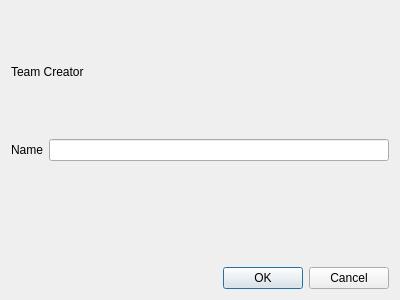
This is teamcreator.ui in Keuwa/Hackathon4fun as Qt 5 draws it before an edit. The edited form follows.
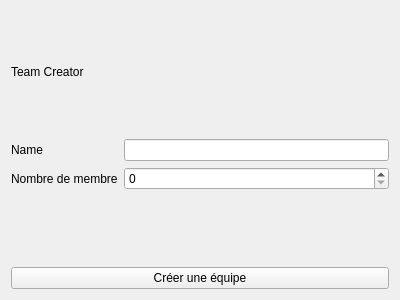
This is the edited form.

Diff of the .ui file:
```diff
--- a/teamcreator.ui
+++ b/teamcreator.ui
@@ -33,12 +33,22 @@
      <item row="0" column="1">
       <widget class="QLineEdit" name="lineEdit"/>
      </item>
+     <item row="1" column="0">
+      <widget class="QLabel" name="nombreDeMembreLabel">
+       <property name="text">
+        <string>Nombre de membre</string>
+       </property>
+      </widget>
+     </item>
+     <item row="1" column="1">
+      <widget class="QSpinBox" name="nombreDeMembreSpinBox"/>
+     </item>
     </layout>
    </item>
    <item>
-    <widget class="QDialogButtonBox" name="buttonBox">
-     <property name="standardButtons">
-      <set>QDialogButtonBox::Cancel|QDialogButtonBox::Ok</set>
+    <widget class="QPushButton" name="pushButton">
+     <property name="text">
+      <string>Créer une équipe</string>
      </property>
     </widget>
    </item>
```
